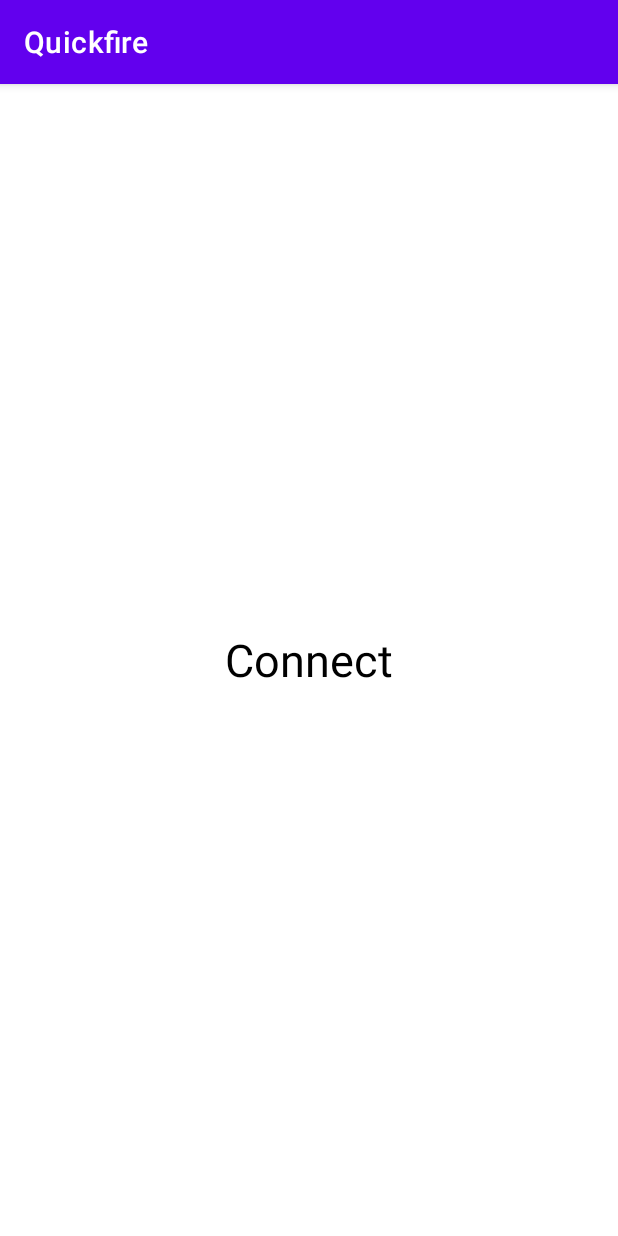
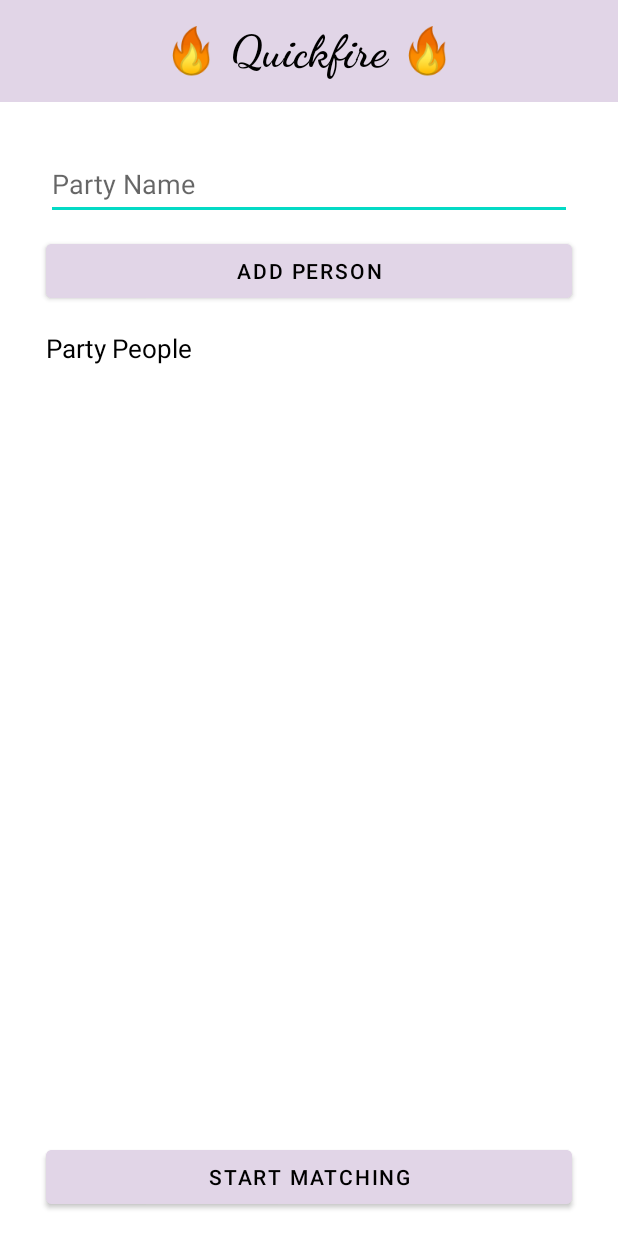
Before and after one commit to darrylssi/quickfire, an Android app: the fragment ConnectFragment shown on its own in the app's theme, on a phone screen of 412 x 824 dp. Run offline under Robolectric (Android 15) with nearby library versions, the phone set to English and light mode, and no system bars; network calls fail.

Commit message:
Create connect fragment (from activity)

```diff
--- a/Quickfire/app/src/main/res/layout/fragment_connect.xml
+++ b/Quickfire/app/src/main/res/layout/fragment_connect.xml
@@ -1,17 +1,113 @@
 <?xml version="1.0" encoding="utf-8"?>
-<FrameLayout xmlns:android="http://schemas.android.com/apk/res/android"
+<androidx.constraintlayout.widget.ConstraintLayout xmlns:android="http://schemas.android.com/apk/res/android"
+    xmlns:app="http://schemas.android.com/apk/res-auto"
     xmlns:tools="http://schemas.android.com/tools"
     android:layout_width="match_parent"
     android:layout_height="match_parent"
     tools:context=".fragments.ConnectFragment">
 
-    <!-- TODO: Update blank fragment layout -->
     <TextView
+        android:id="@+id/headerText"
         android:layout_width="match_parent"
-        android:layout_height="match_parent"
-        android:text="Connect"
-        android:gravity="center"
+        android:layout_height="0dp"
+        android:background="@color/purple_main"
+        android:fontFamily="cursive"
+        android:paddingVertical="15sp"
+        android:text="@string/quickfire"
+        android:textAlignment="center"
+        android:textColor="@color/black"
         android:textSize="30sp"
-        android:textColor="@color/black"/>
+        android:textStyle="bold"
+        app:layout_constraintEnd_toEndOf="parent"
+        app:layout_constraintHorizontal_bias="0.0"
+        app:layout_constraintStart_toStartOf="parent"
+        app:layout_constraintTop_toTopOf="parent" />
 
-</FrameLayout>
+    <androidx.constraintlayout.widget.ConstraintLayout
+        android:id="@+id/constraintLayout"
+        android:layout_width="match_parent"
+        android:layout_height="0dp"
+        android:layout_marginStart="15dp"
+        android:layout_marginTop="15dp"
+        android:layout_marginEnd="15dp"
+        app:layout_constraintBottom_toBottomOf="parent"
+        app:layout_constraintEnd_toEndOf="parent"
+        app:layout_constraintHorizontal_bias="0.0"
+        app:layout_constraintStart_toStartOf="parent"
+        app:layout_constraintTop_toBottomOf="@+id/headerText">
+
+        <EditText
+            android:id="@+id/partyNameField"
+            android:layout_width="0dp"
+            android:layout_height="wrap_content"
+            android:layout_marginStart="15dp"
+            android:layout_marginTop="15dp"
+            android:layout_marginEnd="15dp"
+            android:ems="10"
+            android:hint="@string/party_name"
+            android:importantForAutofill="no"
+            android:inputType="text"
+            android:minHeight="48dp"
+            app:layout_constraintEnd_toEndOf="parent"
+            app:layout_constraintStart_toStartOf="parent"
+            app:layout_constraintTop_toTopOf="parent" />
+
+        <Button
+            android:id="@+id/addPersonButton"
+            android:layout_width="0dp"
+            android:layout_height="wrap_content"
+            android:layout_marginStart="15dp"
+            android:layout_marginTop="10dp"
+            android:layout_marginEnd="15dp"
+            android:backgroundTint="@color/purple_main"
+            android:text="@string/add_person"
+            android:textColor="@color/black"
+            app:layout_constraintEnd_toEndOf="parent"
+            app:layout_constraintStart_toStartOf="parent"
+            app:layout_constraintTop_toBottomOf="@+id/partyNameField" />
+
+        <Button
+            android:id="@+id/startMatchButton"
+            android:layout_width="0dp"
+            android:layout_height="wrap_content"
+            android:layout_marginStart="15dp"
+            android:layout_marginEnd="15dp"
+            android:layout_marginBottom="15dp"
+            android:backgroundTint="@color/purple_main"
+            android:text="@string/start_matching"
+            android:textColor="@color/black"
+            app:layout_constraintBottom_toBottomOf="parent"
+            app:layout_constraintEnd_toEndOf="parent"
+            app:layout_constraintStart_toStartOf="parent" />
+
+        <TextView
+            android:id="@+id/partyPeopleText"
+            android:layout_width="0dp"
+            android:layout_height="wrap_content"
+            android:layout_marginStart="15dp"
+            android:layout_marginTop="15dp"
+            android:layout_marginEnd="15dp"
+            android:text="@string/party_people"
+            android:textColor="@color/black"
+            android:textSize="17sp"
+            app:layout_constraintEnd_toEndOf="parent"
+            app:layout_constraintStart_toStartOf="parent"
+            app:layout_constraintTop_toBottomOf="@+id/addPersonButton" />
+
+        <androidx.recyclerview.widget.RecyclerView
+            android:layout_width="0dp"
+            android:layout_height="0dp"
+            android:layout_marginStart="15dp"
+            android:layout_marginTop="10dp"
+            android:layout_marginEnd="15dp"
+            android:layout_marginBottom="10dp"
+            app:layout_constraintBottom_toTopOf="@+id/startMatchButton"
+            app:layout_constraintEnd_toEndOf="parent"
+            app:layout_constraintStart_toStartOf="parent"
+            app:layout_constraintTop_toBottomOf="@+id/partyPeopleText" />
+
+
+    </androidx.constraintlayout.widget.ConstraintLayout>
+
+
+</androidx.constraintlayout.widget.ConstraintLayout>
--- a/Quickfire/app/src/main/res/values/colors.xml
+++ b/Quickfire/app/src/main/res/values/colors.xml
@@ -7,4 +7,5 @@
     <color name="teal_700">#FF018786</color>
     <color name="black">#FF000000</color>
     <color name="white">#FFFFFFFF</color>
+    <color name="purple_main">#E1D5E7</color>
 </resources>
--- a/Quickfire/app/src/main/res/values/strings.xml
+++ b/Quickfire/app/src/main/res/values/strings.xml
@@ -1,5 +1,12 @@
 <resources>
     <string name="app_name">Quickfire</string>
+    <string name="quickfire">🔥 Quickfire 🔥</string>
+    <string name="party_name">Party Name</string>
+    <string name="add_person">Add Person</string>
+    <string name="start_matching">Start Matching</string>
+    <string name="party_people">Party People</string>
+    <string name="create_party">Create Party</string>
+    <string name="join_party">Join Party</string>
     <!-- TODO: Remove or change this placeholder text -->
     <string name="hello_blank_fragment">Hello blank fragment</string>
 </resources>
--- a/Quickfire/app/src/main/res/values/themes.xml
+++ b/Quickfire/app/src/main/res/values/themes.xml
@@ -10,7 +10,10 @@
         <item name="colorSecondaryVariant">@color/teal_700</item>
         <item name="colorOnSecondary">@color/black</item>
         <!-- Status bar color. -->
-        <item name="android:statusBarColor">?attr/colorPrimaryVariant</item>
+<!--        <item name="android:statusBarColor">?attr/colorPrimaryVariant</item>-->
         <!-- Customize your theme here. -->
+        <item name="windowActionBar">false</item>
+        <item name="windowNoTitle">true</item>
+        <item name="android:windowFullscreen">true</item>
     </style>
 </resources>
```
